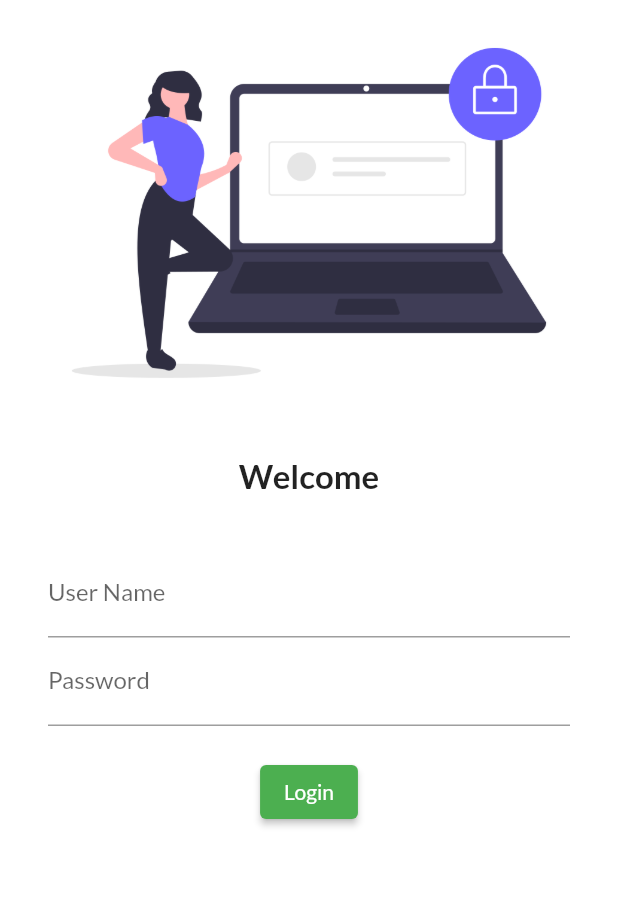
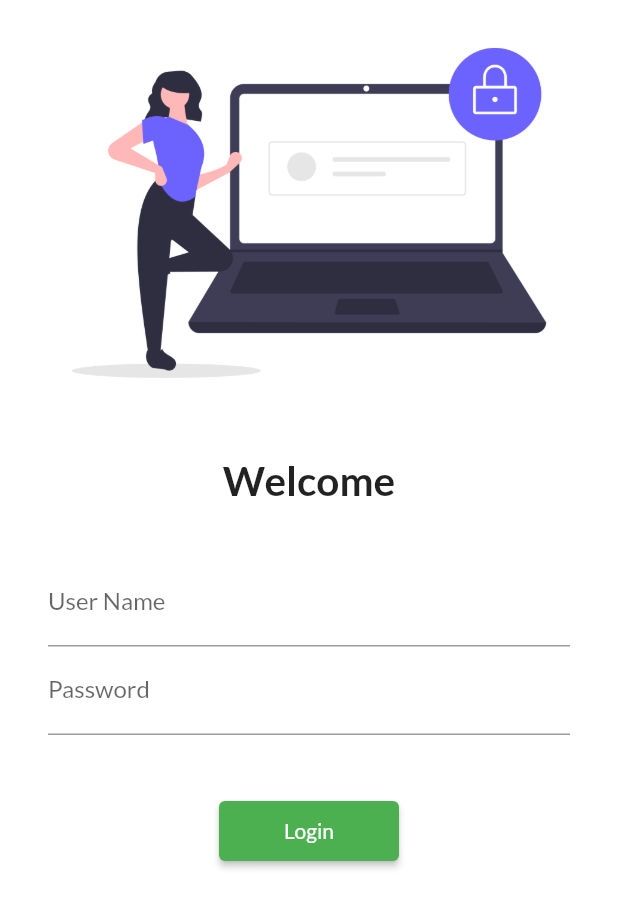
Before and after one commit to ShahzadSaroya/learningflutter, a Flutter app: the screen it shows after launch, on a phone screen of 412 x 824 dp. Shown: the top 908 px of the screen. Run offline on Flutter 3.47's test engine with Material 2 defaults, Android fonts, the phone set to English and light mode, and no system bars; our stand-ins replace google_fonts.

Commit message:
day 5 completed

```diff
--- a/lib/Pages/login_page.dart
+++ b/lib/Pages/login_page.dart
@@ -1,4 +1,5 @@
 import 'package:flutter/material.dart';
+import 'package:myapp1/utils/routes.dart';
 
 class LoginPage extends StatelessWidget {
   const LoginPage({Key? key}) : super(key: key);
@@ -8,6 +9,7 @@ class LoginPage extends StatelessWidget {
     return Container(
       child: Material(
           color: Colors.white,
+          child: SingleChildScrollView(
             child: Column(children: [
               Image.asset(
                 "assets/images/login_image.png",
@@ -20,15 +22,15 @@ class LoginPage extends StatelessWidget {
                 "Welcome",
                 style: TextStyle(
                   fontWeight: FontWeight.bold,
-                fontSize: 22,
+                  fontSize: 27,
                 ),
               ),
               SizedBox(
                 height: 20,
               ),
               Padding(
-              padding:
-                  const EdgeInsets.symmetric(vertical: 16.0, horizontal: 32.0),
+                padding: const EdgeInsets.symmetric(
+                    vertical: 16.0, horizontal: 32.0),
                 child: Column(
                   children: [
                     TextFormField(
@@ -45,19 +47,20 @@ class LoginPage extends StatelessWidget {
                       ),
                     ),
                     SizedBox(
-                    height: 20,
+                      height: 40,
                     ),
                     ElevatedButton(
                       child: Text("Login"),
-                    style: TextButton.styleFrom(),
+                      style: TextButton.styleFrom(minimumSize: Size(120, 40)),
                       onPressed: () {
-                      print("Hi Shahzad");
+                        Navigator.pushNamed(context, MyRoutes.homeRoute);
                       },
                     ),
                   ],
                 ),
               )
-          ])),
+            ]),
+          )),
     );
   }
 }
--- a/lib/main.dart
+++ b/lib/main.dart
@@ -1,5 +1,6 @@
 import 'package:flutter/material.dart';
 import 'package:myapp1/Pages/login_page.dart';
+import 'package:myapp1/utils/routes.dart';
 import 'Pages/home_page.dart';
 import 'Pages/login_page.dart';
 import 'package:google_fonts/google_fonts.dart';
@@ -19,14 +20,15 @@ class MyApp extends StatelessWidget {
           primarySwatch: Colors.green,
           fontFamily: GoogleFonts.lato().fontFamily,
         ),
+        debugShowCheckedModeBanner: false,
         darkTheme: ThemeData(
           brightness: Brightness.dark,
         ),
         initialRoute: "/login",
         routes: {
           "/": (context) => LoginPage(),
-          "/home": (context) => HomePage(),
-          "/login": (context) => LoginPage(),
+          MyRoutes.homeRoute: (context) => HomePage(),
+          MyRoutes.loginRoute: (context) => LoginPage(),
         });
   }
 }
--- /dev/null
+++ b/lib/utils/routes.dart
@@ -0,0 +1,5 @@
+class MyRoutes {
+  static String loginRoute = "/Login";
+    static String homeRoute = "/Home";
+
+}
```
Lines whose indentation alone changed are shown as unchanged.
